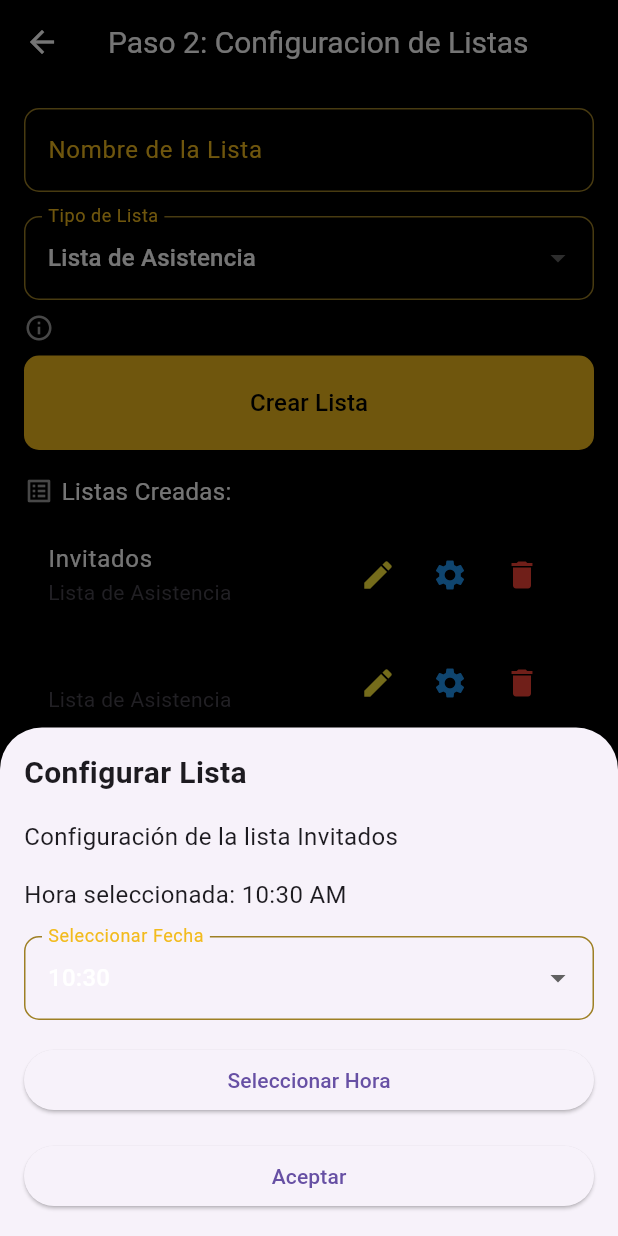
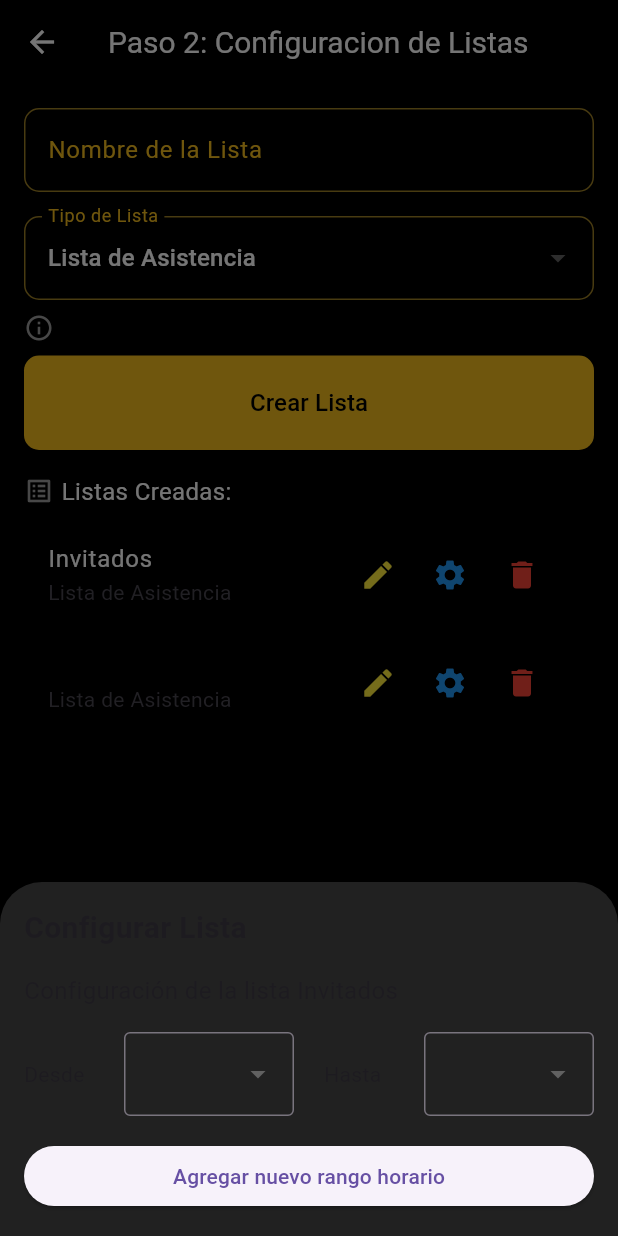
Before and after one commit to fededellavalle/listify, a Flutter app: the Step2AddEvent screen opened directly with empty values, after a tap on "Crear Lista", after a tap on the "settings" icon, on a phone screen of 412 x 824 dp. Run offline on Flutter 3.47's test engine with Material 3 defaults, Android fonts, the phone set to English and light mode, and no system bars; our stand-ins replace cloud_firestore, firebase_auth, firebase_core, firebase_storage, google_fonts, google_sign_in and 3 more; accounts and stored records are empty.

```diff
--- a/lib/home/company/functionsCompany/functionsInsideCompany/functionsEvents/step2AddEvent.dart
+++ b/lib/home/company/functionsCompany/functionsInsideCompany/functionsEvents/step2AddEvent.dart
@@ -6,11 +6,13 @@ class ListItem {
   String name;
   String type;
   TimeOfDay selectedTime;
+  bool addExtraTime;
 
   ListItem({
     required this.name,
     required this.type,
     required this.selectedTime,
+    required this.addExtraTime,
   });
 }
 
@@ -37,6 +39,8 @@ class _Step2AddEventState extends State<Step2AddEvent> {
   DateTime _eventEndDate = DateTime.now();
   List<DateTime> _availableDates = [];
   DateTime? _selectedDate;
+  DateTime? _selectedStartDate;
+  DateTime? _selectedEndDate;
   final _formKey = GlobalKey<FormState>();
   String _selectedListType = 'Lista de Asistencia';
   List<String> _listTypes = [
@@ -48,8 +52,11 @@ class _Step2AddEventState extends State<Step2AddEvent> {
       name: 'Invitados',
       type: 'Lista de Asistencia',
       selectedTime: TimeOfDay.now(),
+      addExtraTime: false,
     ),
-  ]; // Lista por default
+  ];
+
+  bool _addExtraTime = false;
 
   late TextEditingController _listNameController;
   String _listTypeSummary = ''; // Resumen del tipo de lista seleccionado
@@ -381,7 +388,10 @@ class _Step2AddEventState extends State<Step2AddEvent> {
   void _createList(String listType, String listName) {
     setState(() {
       _lists.add(ListItem(
-          name: listName, type: listType, selectedTime: TimeOfDay.now()));
+          name: listName,
+          type: listType,
+          selectedTime: TimeOfDay.now(),
+          addExtraTime: false));
       _listNameController.clear();
     });
     showDialog(
@@ -435,6 +445,7 @@ class _Step2AddEventState extends State<Step2AddEvent> {
 
   void _configureList(int index) {
     showModalBottomSheet(
+      backgroundColor: Colors.grey.shade900,
       context: context,
       builder: (BuildContext context) {
         return StatefulBuilder(
@@ -458,77 +469,148 @@ class _Step2AddEventState extends State<Step2AddEvent> {
                     style: TextStyle(fontSize: 16),
                   ),
                   SizedBox(height: 16),
-                  Text(
-                    'Hora seleccionada: ${_lists[index].selectedTime.format(context)}',
-                    style: TextStyle(fontSize: 16),
+                  Row(
+                    children: [
+                      Expanded(
+                        flex: 1,
+                        child: Text('Desde'),
                       ),
-                  SizedBox(height: 16),
-                  DropdownButtonFormField<DateTime>(
-                    value: _selectedDate,
-                    items:
-                        _availableDates.toSet().toList().map((DateTime date) {
+                      SizedBox(width: 10), // Espacio entre los elementos
+                      Expanded(
+                        flex: 2,
+                        child: DropdownButtonFormField<DateTime>(
+                          value: _selectedStartDate,
+                          items: _availableDates.map((DateTime date) {
                             return DropdownMenuItem<DateTime>(
                               value: date,
                               child: Text(
                                 DateFormat('HH:mm')
                                     .format(date), // Formato de hora y minutos
-                          style: TextStyle(
-                            color: Colors.white,
-                          ),
                               ),
                             );
                           }).toList(),
                           onChanged: (DateTime? newValue) {
                             if (newValue != null) {
                               setState(() {
-                          _selectedDate = newValue;
+                                _selectedStartDate = newValue;
                               });
                             }
                           },
-                    dropdownColor: Colors.grey.shade800,
                           decoration: InputDecoration(
-                      labelText: 'Seleccionar Fecha',
-                      labelStyle: TextStyle(
-                        color: Color.fromARGB(255, 242, 187, 29),
-                      ),
-                      border: OutlineInputBorder(
-                        borderRadius: BorderRadius.circular(10),
-                      ),
-                      focusedBorder: OutlineInputBorder(
-                        borderRadius: BorderRadius.circular(10),
-                        borderSide: BorderSide(
-                          color: Color.fromARGB(255, 242, 187, 29),
-                        ),
-                      ),
-                      enabledBorder: OutlineInputBorder(
-                        borderRadius: BorderRadius.circular(10),
-                        borderSide: BorderSide(
-                          color: Color.fromARGB(255, 158, 128, 36),
+                            border: OutlineInputBorder(),
                           ),
                         ),
                       ),
+                      SizedBox(width: 20), // Espacio entre los elementos
+                      Expanded(
+                        flex: 1,
+                        child: Text('Hasta'),
                       ),
-                  SizedBox(height: 16),
-                  ElevatedButton(
-                    onPressed: () async {
-                      TimeOfDay? selectedTime = await showTimePicker(
-                        context: context,
-                        initialTime: _lists[index].selectedTime,
+                      SizedBox(width: 10), // Espacio entre los elementos
+                      Expanded(
+                        flex: 2,
+                        child: DropdownButtonFormField<DateTime>(
+                          value: _selectedEndDate,
+                          items: _availableDates.map((DateTime date) {
+                            return DropdownMenuItem<DateTime>(
+                              value: date,
+                              child: Text(
+                                DateFormat('HH:mm')
+                                    .format(date), // Formato de hora y minutos
+                              ),
                             );
-                      if (selectedTime != null) {
+                          }).toList(),
+                          onChanged: (DateTime? newValue) {
+                            if (newValue != null) {
                               setState(() {
-                          _lists[index].selectedTime = selectedTime;
+                                _selectedEndDate = newValue;
                               });
                             }
                           },
-                    child: Text('Seleccionar Hora'),
+                          decoration: InputDecoration(
+                            border: OutlineInputBorder(),
+                          ),
+                        ),
+                      ),
+                    ],
                   ),
                   SizedBox(height: 16),
-                  ElevatedButton(
+                  Container(
+                    child: _lists[index].addExtraTime != true
+                        ? ElevatedButton(
                             onPressed: () {
-                      Navigator.pop(context);
+                              setState(() {
+                                _lists[index].addExtraTime = true;
+                              });
                             },
-                    child: Text('Aceptar'),
+                            child: Text('Agregar nuevo rango horario'))
+                        : Row(
+                            children: [
+                              Expanded(
+                                flex: 1,
+                                child: Text('Desde'),
+                              ),
+                              SizedBox(width: 10),
+                              Expanded(
+                                flex: 2,
+                                child: DropdownButtonFormField<DateTime>(
+                                  value: _selectedStartDate,
+                                  items: _availableDates.map((DateTime date) {
+                                    return DropdownMenuItem<DateTime>(
+                                      value: date,
+                                      child: Text(
+                                        DateFormat('HH:mm').format(
+                                            date), // Formato de hora y minutos
+                                      ),
+                                    );
+                                  }).toList(),
+                                  onChanged: (DateTime? newValue) {
+                                    if (newValue != null) {
+                                      setState(() {
+                                        _selectedStartDate = newValue;
+                                      });
+                                    }
+                                  },
+                                  decoration: InputDecoration(
+                                    border: OutlineInputBorder(),
+                                  ),
+                                ),
+                              ),
+                              SizedBox(
+                                  width: 20), // Espacio entre los elementos
+                              Expanded(
+                                flex: 1,
+                                child: Text('Hasta'),
+                              ),
+                              SizedBox(
+                                  width: 10), // Espacio entre los elementos
+                              Expanded(
+                                flex: 2,
+                                child: DropdownButtonFormField<DateTime>(
+                                  value: _selectedEndDate,
+                                  items: _availableDates.map((DateTime date) {
+                                    return DropdownMenuItem<DateTime>(
+                                      value: date,
+                                      child: Text(
+                                        DateFormat('HH:mm').format(
+                                            date), // Formato de hora y minutos
+                                      ),
+                                    );
+                                  }).toList(),
+                                  onChanged: (DateTime? newValue) {
+                                    if (newValue != null) {
+                                      setState(() {
+                                        _selectedEndDate = newValue;
+                                      });
+                                    }
+                                  },
+                                  decoration: InputDecoration(
+                                    border: OutlineInputBorder(),
+                                  ),
+                                ),
+                              ),
+                            ],
+                          ),
                   ),
                 ],
               ),
```
Also changed, not shown: lib/login/login.dart (+27 -0 lines), lib/assets/images/logo-exodo.png (added). Lines whose indentation alone changed are shown as unchanged.
